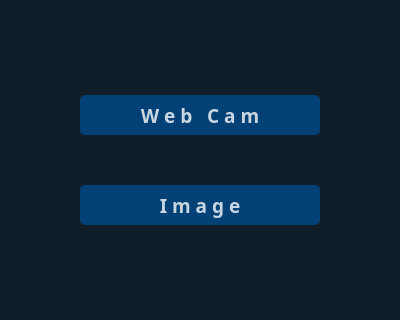
Old version of the form ui/adduser.ui in the repository cach007/face_findeer; both pictures show x 0 to 400 and y 165 to 485 of the 400 by 600 pixel window.
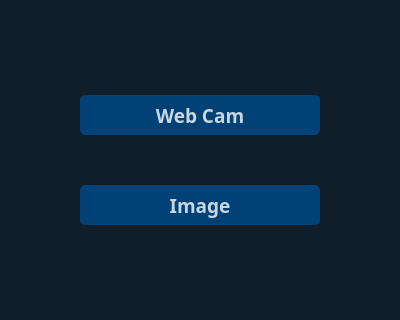
New version of the form. Icons and pictures are not drawn.

The edit to the form file:
```diff
--- a/ui/adduser.ui
+++ b/ui/adduser.ui
@@ -66,7 +66,17 @@
 </string>
     </property>
     <property name="text">
-     <string>W e b   C a m</string>
+     <string>Web Cam</string>
+    </property>
+    <property name="icon">
+     <iconset resource="../img/img.qrc">
+      <normaloff>:/newPrefix/webcam.png</normaloff>:/newPrefix/webcam.png</iconset>
+    </property>
+    <property name="iconSize">
+     <size>
+      <width>35</width>
+      <height>35</height>
+     </size>
     </property>
    </widget>
    <widget class="QPushButton" name="pushButton_3">
@@ -134,7 +144,17 @@
 </string>
     </property>
     <property name="text">
-     <string>I m a g e</string>
+     <string>Image</string>
+    </property>
+    <property name="icon">
+     <iconset resource="../img/img.qrc">
+      <normaloff>:/newPrefix/image.png</normaloff>:/newPrefix/image.png</iconset>
+    </property>
+    <property name="iconSize">
+     <size>
+      <width>30</width>
+      <height>30</height>
+     </size>
     </property>
    </widget>
    <widget class="QPushButton" name="backButton">
```
Left out of the diff: 4 changed lines with no effect on the pictures.
